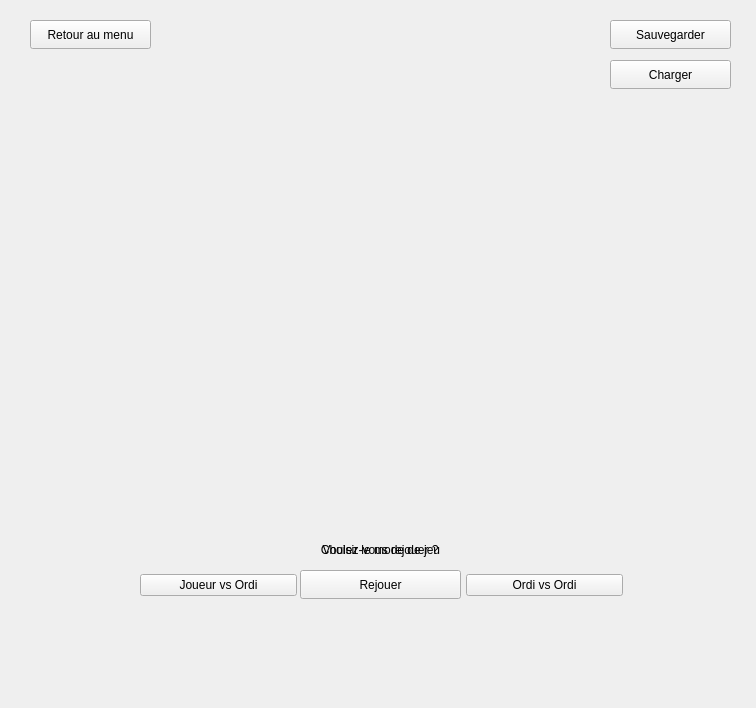
Before: the Qt Designer form TP-Refacto/jeugui.ui in WRKT/cpp-project, drawn with Qt 5.
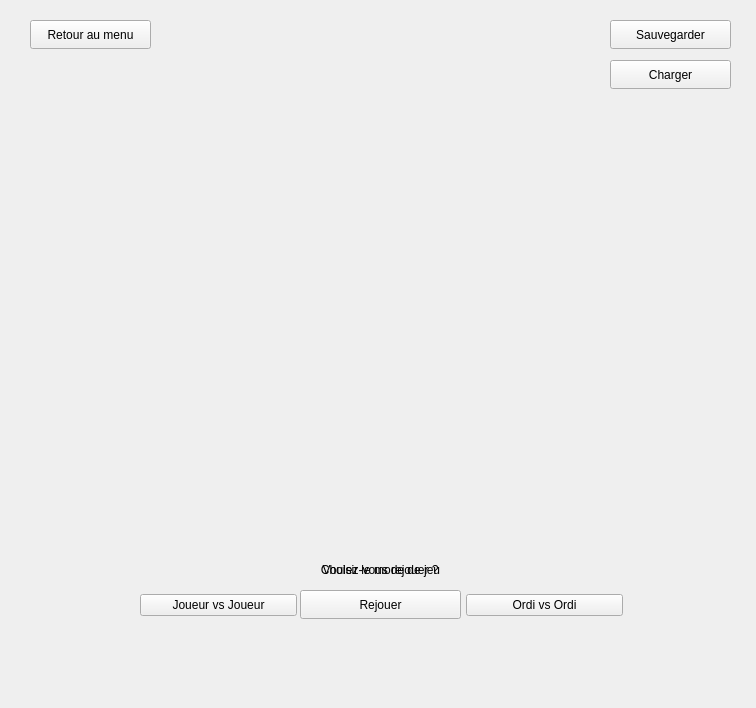
After: the same form once the commit is applied.

Diff of the .ui file:
```diff
--- a/TP-Refacto/jeugui.ui
+++ b/TP-Refacto/jeugui.ui
@@ -23,7 +23,7 @@
    <property name="geometry">
     <rect>
      <x>300</x>
-     <y>540</y>
+     <y>560</y>
      <width>161</width>
      <height>20</height>
     </rect>
@@ -39,25 +39,12 @@
    <property name="geometry">
     <rect>
      <x>140</x>
-     <y>560</y>
+     <y>580</y>
      <width>483</width>
      <height>51</height>
     </rect>
    </property>
    <layout class="QHBoxLayout" name="buttonLayout">
-    <item>
-     <widget class="QPushButton" name="JvsOButton">
-      <property name="sizeIncrement">
-       <size>
-        <width>2</width>
-        <height>2</height>
-       </size>
-      </property>
-      <property name="text">
-       <string>Joueur vs Ordi</string>
-      </property>
-     </widget>
-    </item>
     <item>
      <widget class="QPushButton" name="JvsJButton">
       <property name="sizeIncrement">
@@ -71,6 +58,19 @@
       </property>
      </widget>
     </item>
+    <item>
+     <widget class="QPushButton" name="JvsOButton">
+      <property name="sizeIncrement">
+       <size>
+        <width>2</width>
+        <height>2</height>
+       </size>
+      </property>
+      <property name="text">
+       <string>Joueur vs Ordi</string>
+      </property>
+     </widget>
+    </item>
     <item>
      <widget class="QPushButton" name="OvsOButton">
       <property name="sizeIncrement">
@@ -90,7 +90,7 @@
    <property name="geometry">
     <rect>
      <x>300</x>
-     <y>540</y>
+     <y>560</y>
      <width>161</width>
      <height>20</height>
     </rect>
@@ -119,7 +119,7 @@
    <property name="geometry">
     <rect>
      <x>300</x>
-     <y>570</y>
+     <y>590</y>
      <width>161</width>
      <height>29</height>
     </rect>
```
